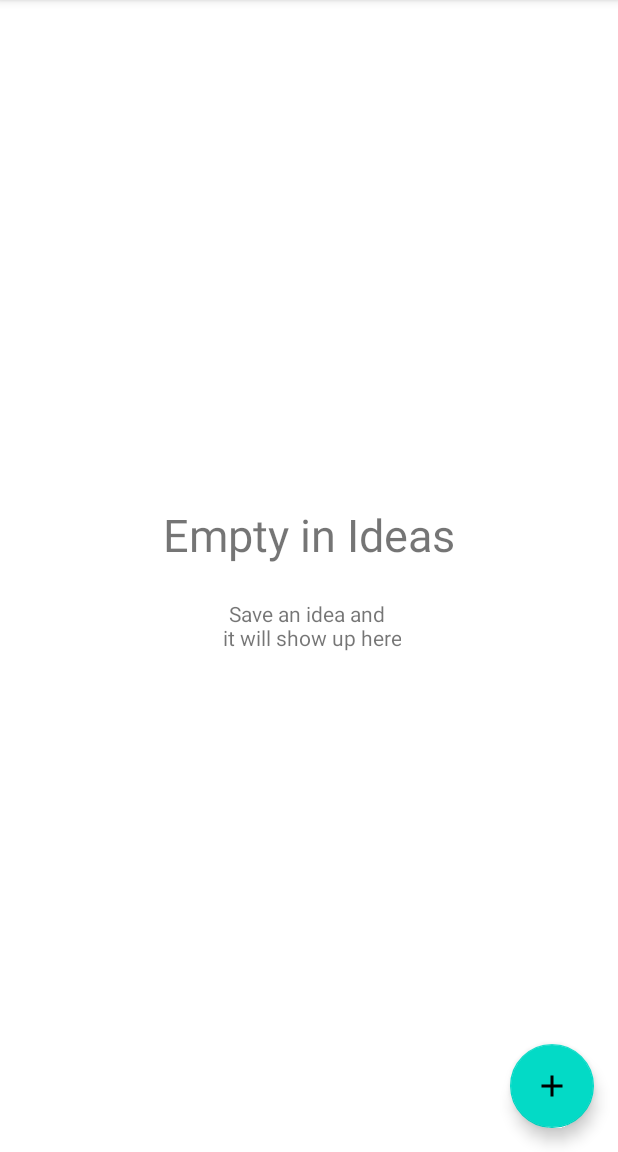
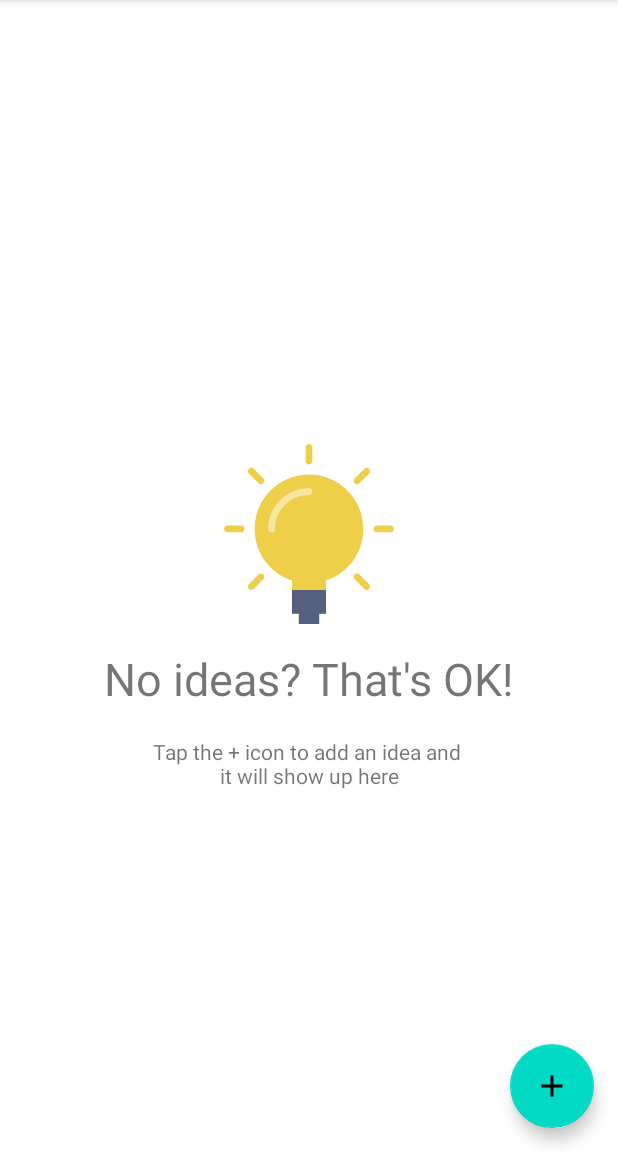
Before and after one commit to luiscarino/next-idea-android, an Android app: the screen it shows after launch (ListActivity), on a phone screen of 412 x 824 dp, the part 84-1236 px from its top. Run offline under Robolectric (Android 15) with nearby library versions, the phone set to English and light mode, and no system bars; 5 statements that could not run were skipped.

Commit message:
Updated empty list screen

```diff
--- a/app/src/main/res/layout/empty_list.xml
+++ b/app/src/main/res/layout/empty_list.xml
@@ -12,12 +12,13 @@
         android:layout_marginEnd="8dp"
         android:layout_marginStart="8dp"
         android:layout_marginTop="8dp"
-        android:text="Empty in Ideas"
+        android:text="@string/no_ideas_thats_ok"
         android:textSize="30sp"
         app:layout_constraintBottom_toBottomOf="parent"
         app:layout_constraintEnd_toEndOf="parent"
         app:layout_constraintStart_toStartOf="parent"
-        app:layout_constraintTop_toTopOf="parent"/>
+        app:layout_constraintTop_toBottomOf="@+id/imageView"
+        app:layout_constraintVertical_bias="0.028" />
 
     <TextView
         android:id="@+id/textView2"
@@ -27,11 +28,25 @@
         android:layout_marginEnd="8dp"
         android:layout_marginStart="8dp"
         android:layout_marginTop="8dp"
-        android:text="Save an idea and \n it will show up here"
+        android:text="@string/tap_the_icon_to_add_an_idea_and_it_will_show_up_here"
         android:textAlignment="center"
         app:layout_constraintBottom_toBottomOf="parent"
         app:layout_constraintEnd_toEndOf="parent"
         app:layout_constraintStart_toStartOf="parent"
         app:layout_constraintTop_toBottomOf="@+id/emptyListTextView"
         app:layout_constraintVertical_bias="0.043"/>
+
+    <ImageView
+        android:id="@+id/imageView"
+        android:layout_width="120dp"
+        android:layout_height="120dp"
+        android:layout_marginBottom="8dp"
+        android:layout_marginEnd="8dp"
+        android:layout_marginStart="8dp"
+        android:layout_marginTop="8dp"
+        app:layout_constraintBottom_toBottomOf="parent"
+        app:layout_constraintEnd_toEndOf="parent"
+        app:layout_constraintStart_toStartOf="parent"
+        app:layout_constraintTop_toTopOf="parent"
+        app:srcCompat="@drawable/ic_idea" />
 </android.support.constraint.ConstraintLayout>
```
